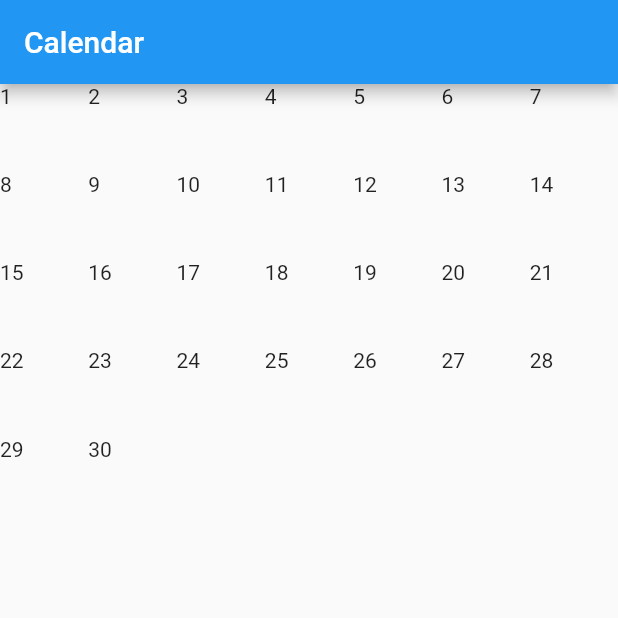
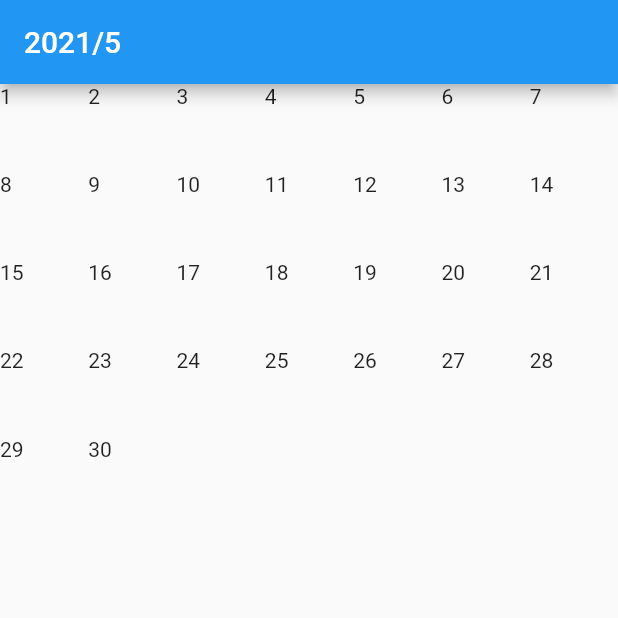
Before and after one commit to makicamel/take_care, a Flutter app: the screen it shows after launch, on a phone screen of 412 x 824 dp, the top half of it. Run offline on Flutter 3.47's test engine with Material 2 defaults, Android fonts, the phone set to English and light mode, and no system bars.

Commit message:
Describe current year and month

```diff
--- a/lib/main.dart
+++ b/lib/main.dart
@@ -1,19 +1,24 @@
 import 'package:flutter/material.dart';
+import 'package:intl/intl.dart';
+import 'package:intl/date_symbol_data_local.dart';
+
 import 'components/day.dart';
 
 void main() {
+  initializeDateFormatting('ja_JP', null).then((_) => {});
   runApp(TakeCare());
 }
 
 class TakeCare extends StatelessWidget {
   @override
   Widget build(BuildContext context) {
+    final title = DateFormat.yM('ja_JP').format(DateTime.now());
     return MaterialApp(
       title: 'Take Care',
       theme: ThemeData(
         primarySwatch: Colors.blue,
       ),
-      home: Calendar(title: 'Calendar'),
+      home: Calendar(title: title),
     );
   }
 }
```
